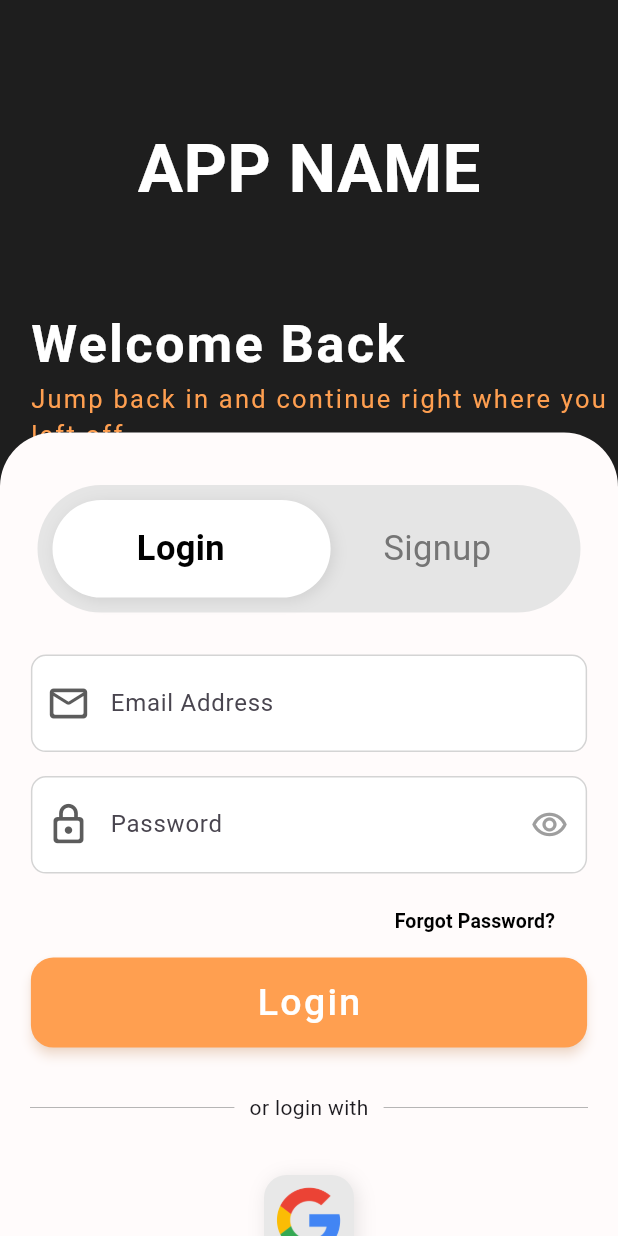
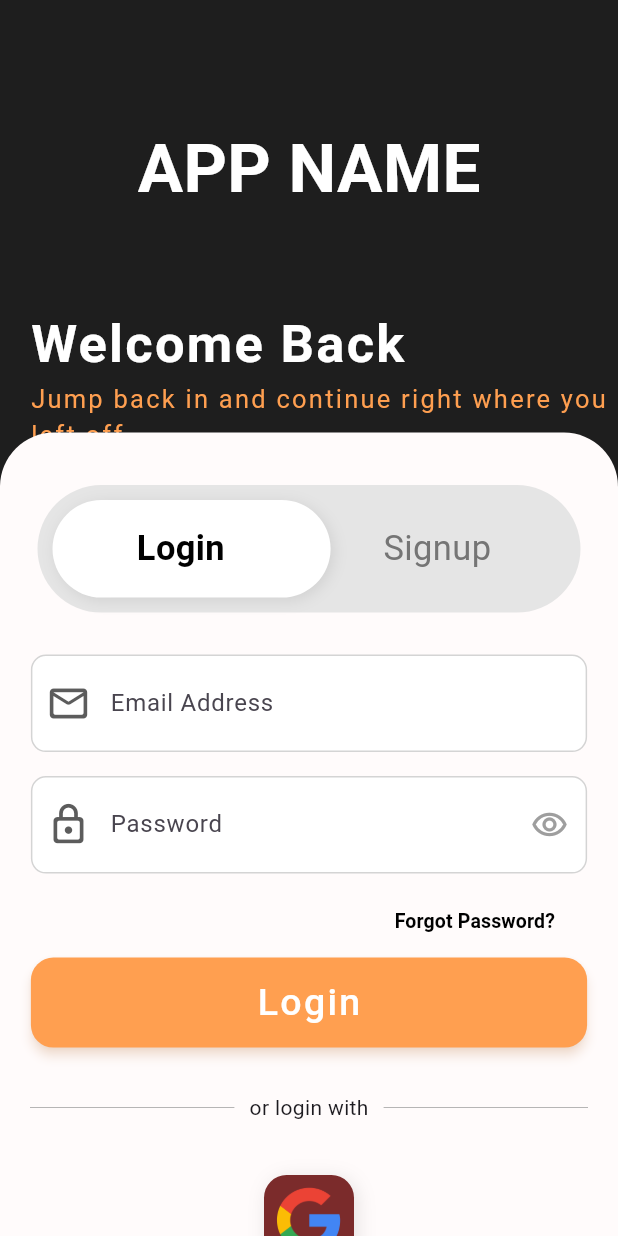
Before and after one commit to adithyan-manoj/mini_project, a Flutter app: the screen it shows after launch, on a phone screen of 412 x 824 dp. Run offline on Flutter 3.47's test engine with Material 3 defaults, Android fonts, the phone set to English and light mode, and no system bars.

Commit message:
login_page_updates

```diff
--- a/campusapp/lib/pages/login_page.dart
+++ b/campusapp/lib/pages/login_page.dart
@@ -362,7 +362,7 @@ class _LoginPageState extends State<LoginPage> {
                           height: 60,
                           width: 60,
                           decoration: BoxDecoration(
-                            color: const Color.fromARGB(255, 232, 232, 232),
+                            color: const Color.fromARGB(255, 123, 43, 43),
                             borderRadius: BorderRadius.circular(15),
                             boxShadow: [
                               BoxShadow(
```
